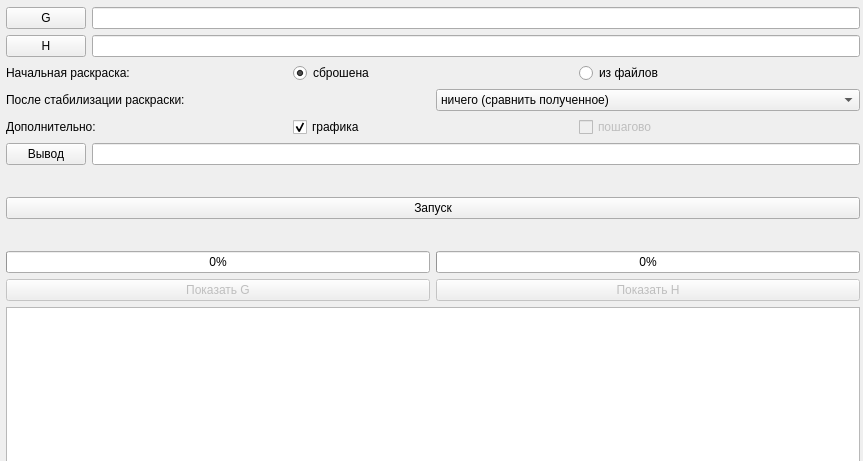
Old version of the form quitemorph.ui in the repository wildstyl3r/quitemorph.
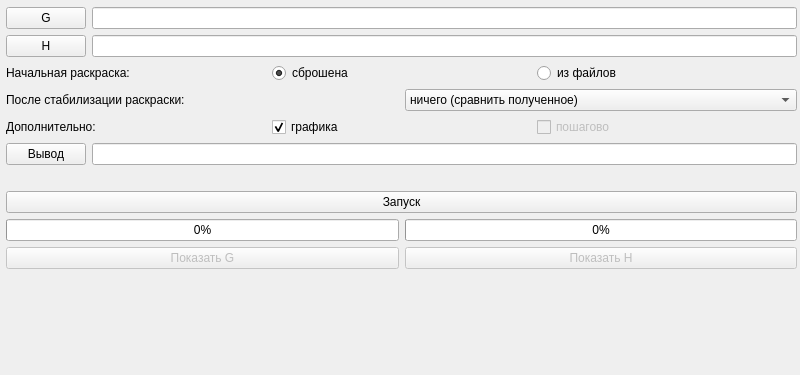
New version of the form.

Commit message: вывод подробного отчета в файл

Diff of the .ui file:
```diff
--- a/quitemorph.ui
+++ b/quitemorph.ui
@@ -6,8 +6,8 @@
    <rect>
     <x>0</x>
     <y>0</y>
-    <width>863</width>
-    <height>461</height>
+    <width>800</width>
+    <height>375</height>
    </rect>
   </property>
   <property name="sizePolicy">
@@ -16,18 +16,6 @@
     <verstretch>0</verstretch>
    </sizepolicy>
   </property>
-  <property name="minimumSize">
-   <size>
-    <width>863</width>
-    <height>0</height>
-   </size>
-  </property>
-  <property name="maximumSize">
-   <size>
-    <width>863</width>
-    <height>16777215</height>
-   </size>
-  </property>
   <property name="windowTitle">
    <string>Quitemorph</string>
   </property>
@@ -36,8 +24,8 @@
     <rect>
      <x>6</x>
      <y>7</y>
-     <width>854</width>
-     <height>465</height>
+     <width>791</width>
+     <height>371</height>
     </rect>
    </property>
    <layout class="QFormLayout" name="formLayout">
@@ -188,7 +176,7 @@
       </property>
      </widget>
     </item>
-    <item row="9" column="0" colspan="2">
+    <item row="8" column="0" colspan="2">
      <layout class="QVBoxLayout" name="resultBlock">
       <item>
        <layout class="QHBoxLayout" name="progressPanel">
@@ -240,38 +228,15 @@
       </item>
      </layout>
     </item>
-    <item row="10" column="0" colspan="2">
-     <widget class="QPlainTextEdit" name="plainTextEdit">
-      <property name="readOnly">
-       <bool>true</bool>
-      </property>
-     </widget>
-    </item>
     <item row="6" column="0" colspan="2">
-     <spacer name="horizontalSpacer">
-      <property name="orientation">
-       <enum>Qt::Horizontal</enum>
+     <widget class="QLabel" name="result_label">
+      <property name="text">
+       <string/>
       </property>
-      <property name="sizeHint" stdset="0">
-       <size>
-        <width>40</width>
-        <height>20</height>
-       </size>
+      <property name="alignment">
+       <set>Qt::AlignCenter</set>
       </property>
-     </spacer>
-    </item>
-    <item row="8" column="0" colspan="2">
-     <spacer name="horizontalSpacer_2">
-      <property name="orientation">
-       <enum>Qt::Horizontal</enum>
-      </property>
-      <property name="sizeHint" stdset="0">
-       <size>
-        <width>40</width>
-        <height>20</height>
-       </size>
-      </property>
-     </spacer>
+     </widget>
     </item>
    </layout>
   </widget>
```
The commit also changes 2 other files.
